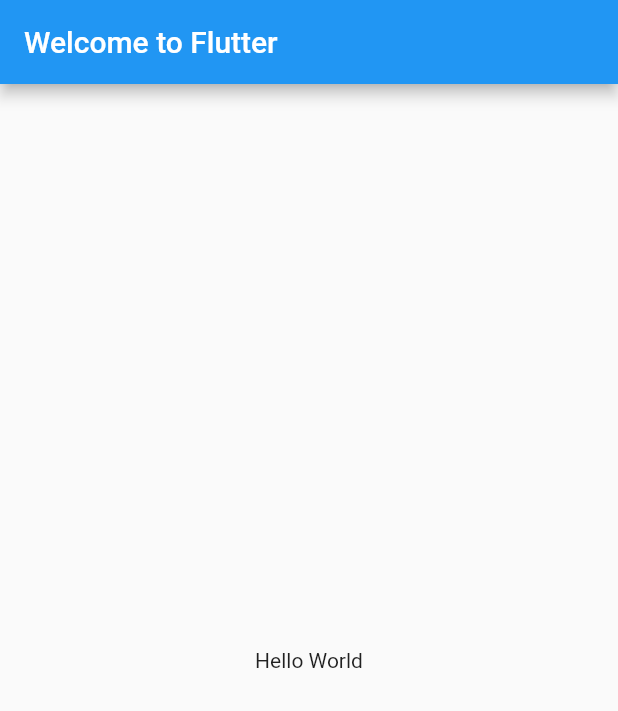
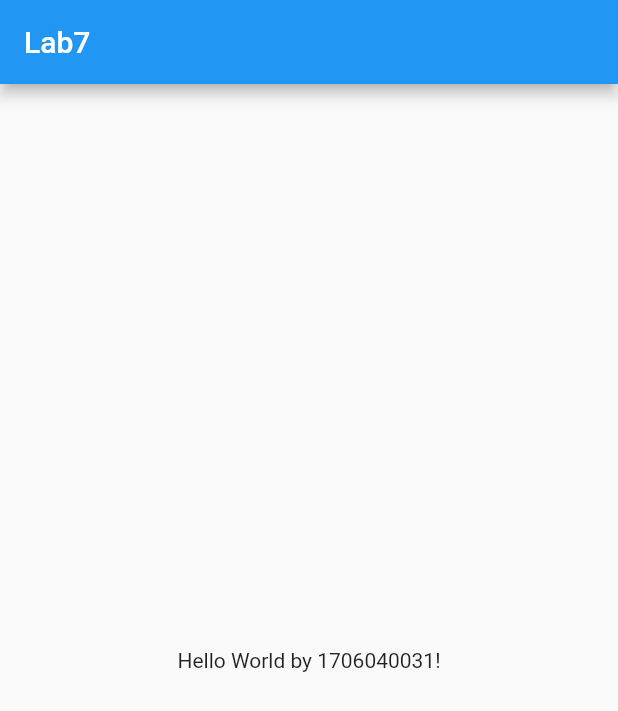
Before and after one commit to gemapratamaa/tktpl-lab7-1706040031, a Flutter app: the screen it shows after launch, on a phone screen of 412 x 824 dp. Shown: the top 711 px of the screen. Run offline on Flutter 3.47's test engine with Material 2 defaults, Android fonts, the phone set to English and light mode, and no system bars.

Commit message:
success. hello world displayed on phone screen

```diff
--- a/lab_7/lib/main.dart
+++ b/lab_7/lib/main.dart
@@ -13,10 +13,10 @@ class MyApp extends StatelessWidget {
       title: 'Welcome to Flutter',
       home: Scaffold(
         appBar: AppBar(
-          title: Text('Welcome to Flutter'),
+          title: Text('Lab7'),
         ),
         body: Center(
-          child: Text('Hello World'),
+          child: Text('Hello World by 1706040031!'),
         ),
       ),
     );
```
